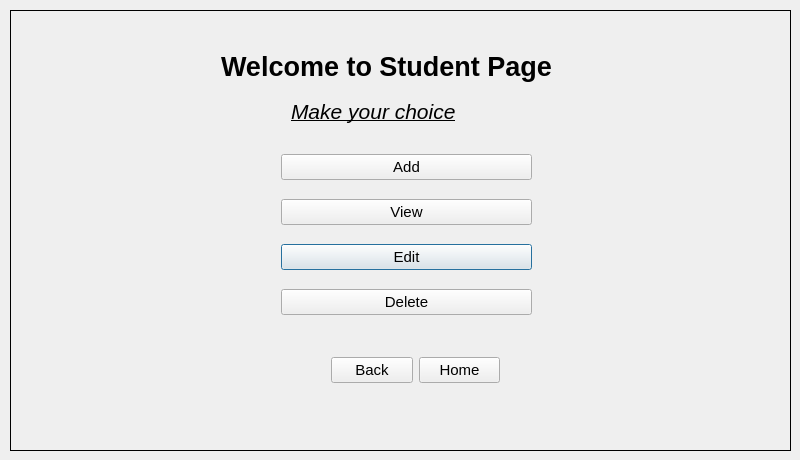
Old version of the form adminstudent_edit.ui in the repository Shasank12345/QT_PROJECT.
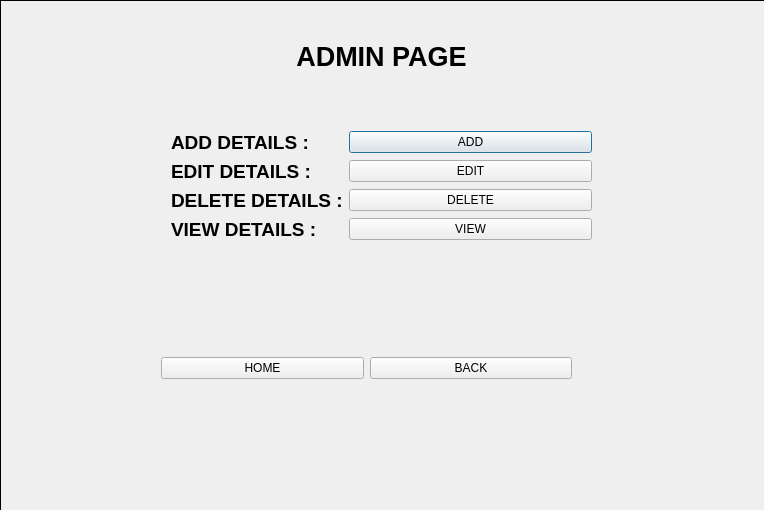
New version of the form. Icons and pictures are not drawn.

The edit to the form file:
```diff
--- a/adminstudent_edit.ui
+++ b/adminstudent_edit.ui
@@ -6,8 +6,8 @@
    <rect>
     <x>0</x>
     <y>0</y>
-    <width>800</width>
-    <height>460</height>
+    <width>764</width>
+    <height>510</height>
    </rect>
   </property>
   <property name="maximumSize">
@@ -22,10 +22,10 @@
   <widget class="QStackedWidget" name="stackedWidget">
    <property name="geometry">
     <rect>
-     <x>10</x>
-     <y>10</y>
-     <width>781</width>
-     <height>441</height>
+     <x>0</x>
+     <y>0</y>
+     <width>771</width>
+     <height>521</height>
     </rect>
    </property>
    <property name="maximumSize">
@@ -39,6 +39,9 @@
      <pointsize>11</pointsize>
     </font>
    </property>
+   <property name="styleSheet">
+    <string notr="true">background-image: url(:/image/TECAHER.jpg);</string>
+   </property>
    <property name="frameShape">
     <enum>QFrame::Shape::Box</enum>
    </property>
@@ -49,64 +52,109 @@
     <widget class="QLabel" name="label">
      <property name="geometry">
       <rect>
-       <x>210</x>
+       <x>170</x>
        <y>30</y>
        <width>421</width>
        <height>51</height>
       </rect>
      </property>
-     <property name="text">
-      <string>&lt;html&gt;&lt;head/&gt;&lt;body&gt;&lt;p&gt;&lt;span style=&quot; font-size:20pt; font-weight:700;&quot;&gt;Welcome to Student Page&lt;/span&gt;&lt;/p&gt;&lt;/body&gt;&lt;/html&gt;</string>
+     <property name="styleSheet">
+      <string notr="true">color: rgb(0, 0, 0);</string>
      </property>
-    </widget>
-    <widget class="QLabel" name="label_2">
-     <property name="geometry">
-      <rect>
-       <x>280</x>
-       <y>80</y>
-       <width>231</width>
-       <height>41</height>
-      </rect>
-     </property>
      <property name="text">
-      <string>&lt;html&gt;&lt;head/&gt;&lt;body&gt;&lt;p&gt;&lt;span style=&quot; font-size:16pt; font-style:italic; text-decoration: underline;&quot;&gt;Make your choice&lt;/span&gt;&lt;/p&gt;&lt;/body&gt;&lt;/html&gt;</string>
+      <string>&lt;html&gt;&lt;head/&gt;&lt;body&gt;&lt;p align=&quot;center&quot;&gt;&lt;span style=&quot; font-size:20pt; font-weight:700;&quot;&gt;ADMIN PAGE&lt;/span&gt;&lt;/p&gt;&lt;/body&gt;&lt;/html&gt;</string>
      </property>
     </widget>
     <widget class="QWidget" name="gridLayoutWidget">
      <property name="geometry">
       <rect>
-       <x>270</x>
+       <x>170</x>
        <y>130</y>
-       <width>251</width>
-       <height>191</height>
+       <width>421</width>
+       <height>209</height>
       </rect>
      </property>
-     <layout class="QGridLayout" name="gridLayout">
-      <item row="3" column="0">
+     <layout class="QFormLayout" name="formLayout_4">
+      <item row="0" column="0">
+       <widget class="QLabel" name="label_2">
+        <property name="styleSheet">
+         <string notr="true">color: rgb(0, 0, 0);</string>
+        </property>
+        <property name="text">
+         <string>&lt;html&gt;&lt;head/&gt;&lt;body&gt;&lt;p&gt;&lt;span style=&quot; font-size:14pt; font-weight:700;&quot;&gt;ADD DETAILS :&lt;/span&gt;&lt;/p&gt;&lt;/body&gt;&lt;/html&gt;</string>
+        </property>
+       </widget>
+      </item>
+      <item row="1" column="0">
+       <widget class="QLabel" name="label_17">
+        <property name="styleSheet">
+         <string notr="true">color: rgb(0, 0, 0);</string>
+        </property>
+        <property name="text">
+         <string>&lt;html&gt;&lt;head/&gt;&lt;body&gt;&lt;p&gt;&lt;span style=&quot; font-size:14pt; font-weight:700;&quot;&gt;EDIT  DETAILS :&lt;/span&gt;&lt;/p&gt;&lt;/body&gt;&lt;/html&gt;</string>
+        </property>
+       </widget>
+      </item>
+      <item row="5" column="0">
+       <layout class="QHBoxLayout" name="horizontalLayout_5"/>
+      </item>
+      <item row="0" column="1">
+       <widget class="QPushButton" name="add">
+        <property name="styleSheet">
+         <string notr="true">color: rgb(0, 0, 0);</string>
+        </property>
+        <property name="text">
+         <string>ADD</string>
+        </property>
+       </widget>
+      </item>
+      <item row="1" column="1">
        <widget class="QPushButton" name="edit">
+        <property name="styleSheet">
+         <string notr="true">color: rgb(0, 0, 0);</string>
+        </property>
         <property name="text">
-         <string>Edit</string>
+         <string>EDIT</string>
         </property>
        </widget>
       </item>
       <item row="2" column="0">
-       <widget class="QPushButton" name="view">
+       <widget class="QLabel" name="label_18">
+        <property name="styleSheet">
+         <string notr="true">color: rgb(0, 0, 0);</string>
+        </property>
         <property name="text">
-         <string>View</string>
+         <string>&lt;html&gt;&lt;head/&gt;&lt;body&gt;&lt;p&gt;&lt;span style=&quot; font-size:14pt; font-weight:700;&quot;&gt;DELETE DETAILS  :&lt;/span&gt;&lt;/p&gt;&lt;/body&gt;&lt;/html&gt;</string>
         </property>
        </widget>
       </item>
-      <item row="4" column="0">
+      <item row="2" column="1">
        <widget class="QPushButton" name="delet_3">
+        <property name="styleSheet">
+         <string notr="true">color: rgb(0, 0, 0);</string>
+        </property>
         <property name="text">
-         <string>Delete</string>
+         <string>DELETE</string>
         </property>
        </widget>
       </item>
-      <item row="1" column="0">
-       <widget class="QPushButton" name="add">
+      <item row="3" column="0">
+       <widget class="QLabel" name="label_19">
+        <property name="styleSheet">
+         <string notr="true">color: rgb(0, 0, 0);</string>
+        </property>
         <property name="text">
-         <string>Add</string>
+         <string>&lt;html&gt;&lt;head/&gt;&lt;body&gt;&lt;p&gt;&lt;span style=&quot; font-size:14pt; font-weight:700;&quot;&gt;VIEW DETAILS : &lt;/span&gt;&lt;/p&gt;&lt;/body&gt;&lt;/html&gt;</string>
+        </property>
+       </widget>
+      </item>
+      <item row="3" column="1">
+       <widget class="QPushButton" name="view">
+        <property name="styleSheet">
+         <string notr="true">color: rgb(0, 0, 0);</string>
+        </property>
+        <property name="text">
+         <string>VIEW</string>
         </property>
        </widget>
       </item>
@@ -115,24 +163,30 @@
     <widget class="QWidget" name="layoutWidget">
      <property name="geometry">
       <rect>
-       <x>320</x>
-       <y>340</y>
-       <width>169</width>
-       <height>38</height>
+       <x>160</x>
+       <y>350</y>
+       <width>411</width>
+       <height>35</height>
       </rect>
      </property>
-     <layout class="QHBoxLayout" name="horizontalLayout_5">
-      <item>
-       <widget class="QPushButton" name="back1">
-        <property name="text">
-         <string>Back</string>
-        </property>
-       </widget>
-      </item>
+     <layout class="QHBoxLayout" name="horizontalLayout_8">
       <item>
        <widget class="QPushButton" name="home1">
+        <property name="styleSheet">
+         <string notr="true">color: rgb(0, 0, 0);</string>
+        </property>
         <property name="text">
-         <string>Home</string>
+         <string>HOME</string>
+        </property>
+       </widget>
+      </item>
+      <item>
+       <widget class="QPushButton" name="back1">
+        <property name="styleSheet">
+         <string notr="true">color: rgb(0, 0, 0);</string>
+        </property>
+        <property name="text">
+         <string>BACK</string>
         </property>
        </widget>
       </item>
```
Left out of the diff: 1076 changed lines with no effect on the pictures.
